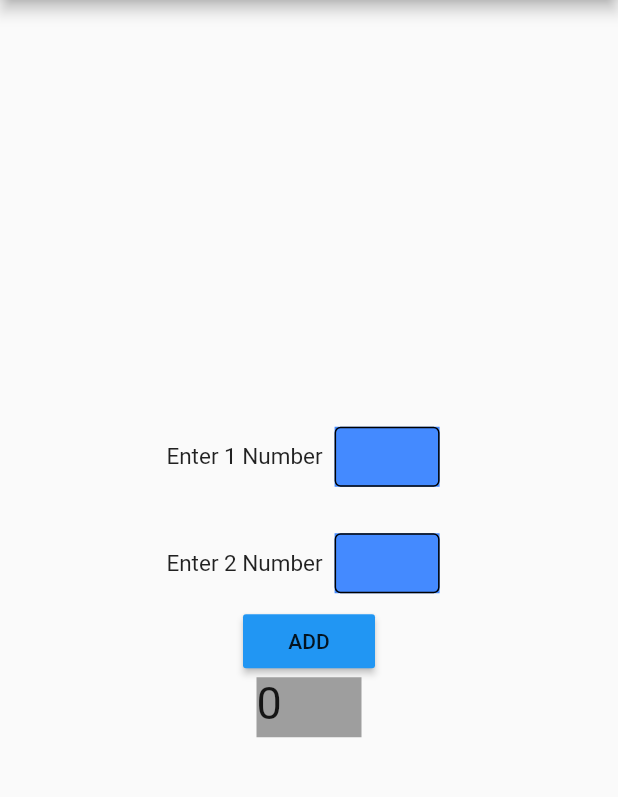
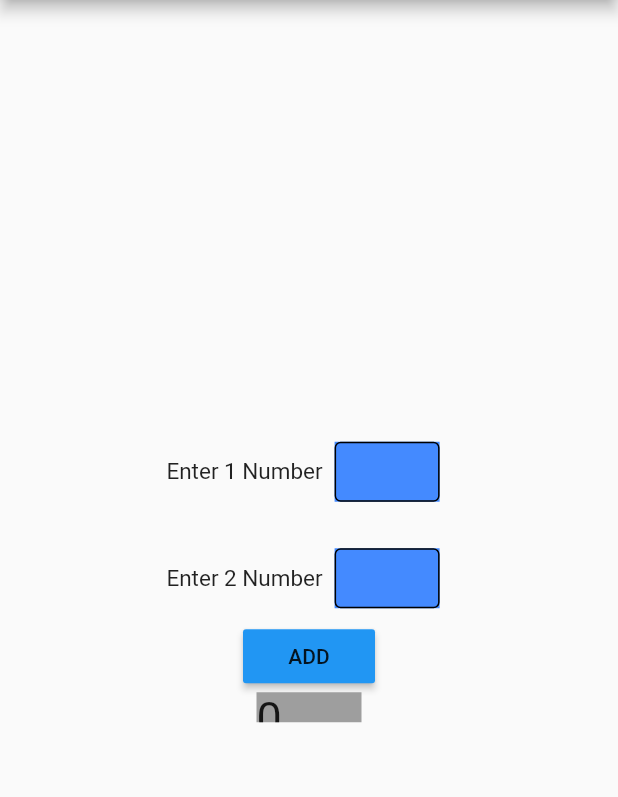
Before and after one commit to ahmerrkhan/UIDesigns, a Flutter app: the screen it shows after launch, on a phone screen of 412 x 824 dp, the part 84-881 px from its top. Run offline on Flutter 3.47's test engine with Material 2 defaults, Android fonts, the light colour scheme and no system bars.

Commit message:
Update main.dart

```diff
--- a/addtwonumbers/lib/main.dart
+++ b/addtwonumbers/lib/main.dart
@@ -102,7 +102,7 @@ class _AddtwoState extends State<Addtwo> {
           Container(
             child: Text(result, style: TextStyle(fontSize: 30.0),),
             color: Colors.grey,
-            height: 40.0,width: 70.0,
+            height: 20.0,width: 70.0,
           ),
         ],
       ),
```
